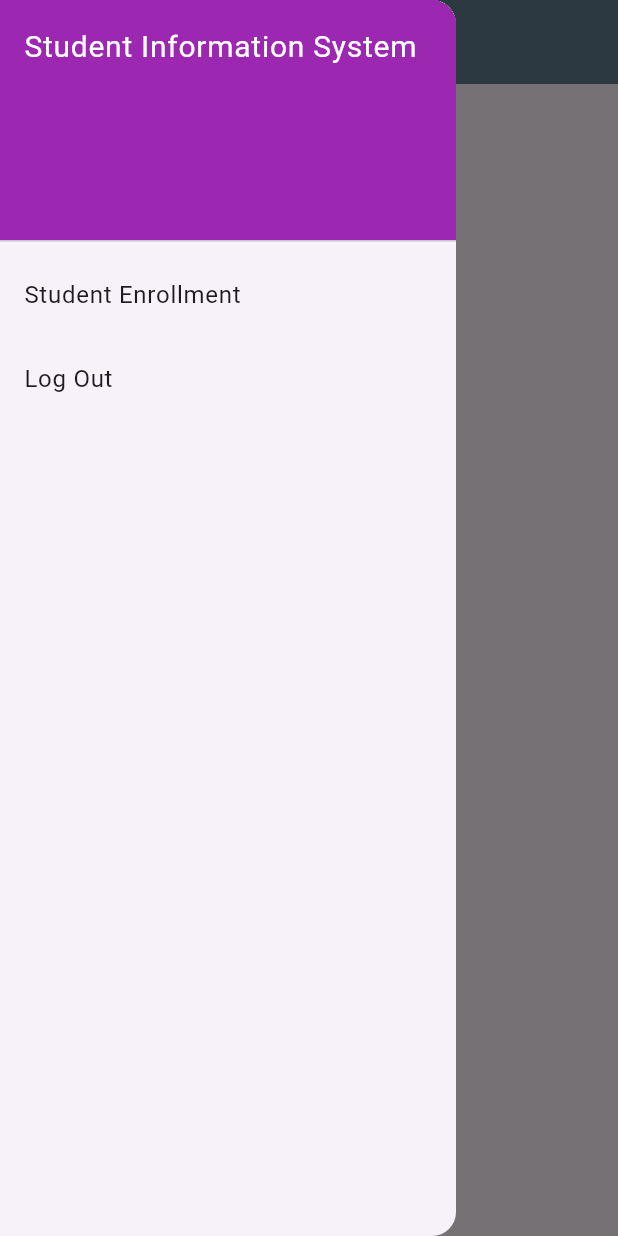
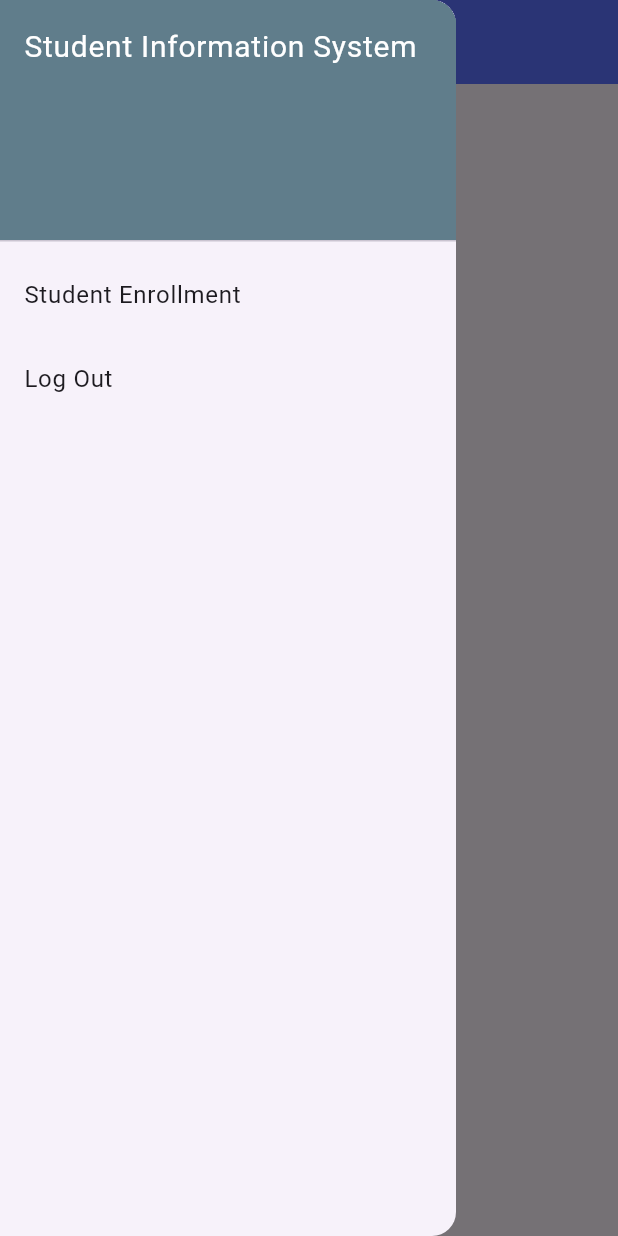
Before and after one commit to coenflour/Student_Enrollment_New, a Flutter app: the WelcomePage screen opened directly with empty values, with the side drawer open, on a phone screen of 412 x 824 dp. Run offline on Flutter 3.47's test engine with Material 3 defaults, Android fonts, the phone set to English and light mode, and no system bars; our stand-ins replace cloud_firestore, firebase_auth, firebase_core; accounts and stored records are empty.

Commit message:
update color palette

```diff
--- a/lib/enrollment_menu.dart
+++ b/lib/enrollment_menu.dart
@@ -71,7 +71,7 @@ class SelectSubjectPageState extends State<SelectSubjectPage> {
     return Scaffold(
       appBar: AppBar(
         title: const Text('Select Subjects'),
-        backgroundColor: Colors.blueGrey,
+        backgroundColor: Color.fromARGB(255, 92, 114, 255),
       ),
       body: Column(
         children: [
--- a/lib/enrollment_summary.dart
+++ b/lib/enrollment_summary.dart
@@ -19,7 +19,7 @@ class EnrollmentSummaryPage extends StatelessWidget {
     return Scaffold(
       appBar: AppBar(
         title: const Text('Enrollment Summary'),
-        backgroundColor: Colors.blueGrey,
+        backgroundColor: const Color.fromARGB(255, 92, 114, 255),
       ),
       drawer: Drawer(
         child: ListView(
--- a/lib/main.dart
+++ b/lib/main.dart
@@ -17,7 +17,7 @@ class MyApp extends StatelessWidget {
     return MaterialApp(
       title: 'Student Enrollment App',
       theme: ThemeData(
-        primarySwatch: Colors.purple,
+        primarySwatch: Colors.blue,
       ),
       home: const LoginPage(),
     );
--- a/lib/welcome.dart
+++ b/lib/welcome.dart
@@ -15,13 +15,13 @@ class WelcomePage extends StatelessWidget {
     return Scaffold(
       appBar: AppBar(
         title: const Text('Welcome'),
-        backgroundColor: Colors.blueGrey,
+        backgroundColor: const Color.fromARGB(255, 92, 114, 255),
       ),
       drawer: Drawer(
         child: ListView(
           children: [
             const DrawerHeader(
-              decoration: BoxDecoration(color: Colors.purple),
+              decoration: BoxDecoration(color: Colors.blueGrey),
               child: Text(
                 'Student Information System',
                 style: TextStyle(color: Colors.white, fontSize: 20),
```
